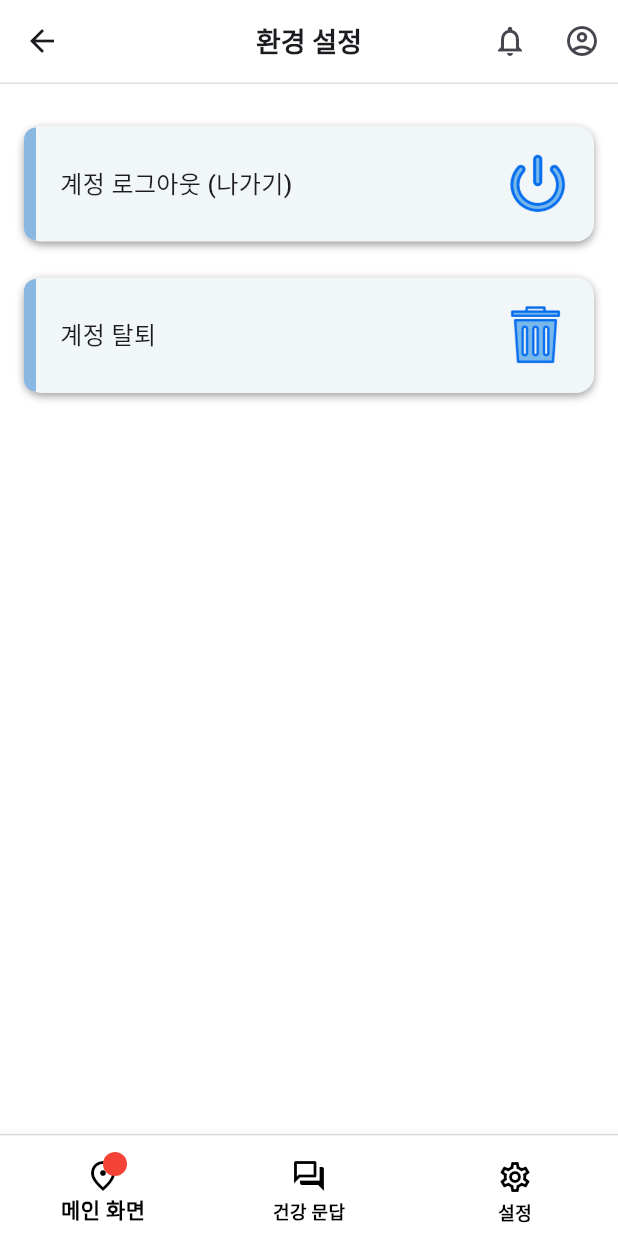
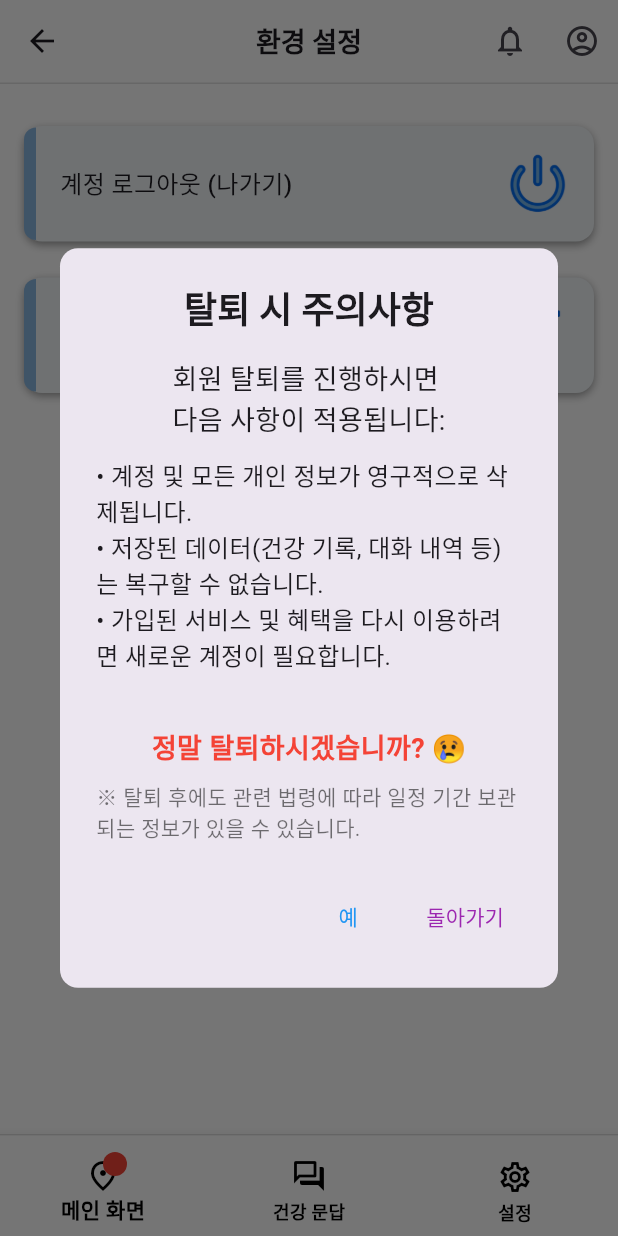
Before and after one commit to CapstonProduct/day_in_bloom_v1, a Flutter app: the LogoutCancelScreen screen opened by its route, after a tap on "계정 탈퇴", on a phone screen of 412 x 824 dp. Run offline on Flutter 3.47's test engine with Material 3 defaults, Android fonts, the phone set to English and light mode, and no system bars; our stand-ins replace flutter_native_splash, go_router, table_calendar, youtube_player_flutter.

Commit message:
Feat: Design account withdraw modal

```diff
--- /dev/null
+++ b/lib/features/authentication/screen/account_withdraw_modal.dart
@@ -0,0 +1,70 @@
+import 'package:flutter/material.dart';
+import 'package:go_router/go_router.dart';
+
+class AccountWithdrawModal extends StatelessWidget {
+  const AccountWithdrawModal({super.key});
+
+  static void show(BuildContext context) {
+    showDialog(
+      context: context,
+      builder: (BuildContext context) {
+        return const AccountWithdrawModal();
+      },
+    );
+  }
+
+  @override
+  Widget build(BuildContext context) {
+    return AlertDialog(
+      shape: RoundedRectangleBorder(borderRadius: BorderRadius.circular(12.0)),
+      title: const Text(
+        '탈퇴 시 주의사항',
+        style: TextStyle(fontWeight: FontWeight.bold),
+        textAlign: TextAlign.center,
+      ),
+      content: const Column(
+        mainAxisSize: MainAxisSize.min,
+        children: [
+          Text(
+            '회원 탈퇴를 진행하시면\n다음 사항이 적용됩니다:',
+            style: TextStyle(fontSize: 18),
+          ),
+          SizedBox(height: 12),
+          Text(
+            '• 계정 및 모든 개인 정보가 영구적으로 삭제됩니다.\n'
+            '• 저장된 데이터(건강 기록, 대화 내역 등)는 복구할 수 없습니다.\n'
+            '• 가입된 서비스 및 혜택을 다시 이용하려면 새로운 계정이 필요합니다.\n',
+            style: TextStyle(fontSize: 16),
+          ),
+          SizedBox(height: 12),
+          Text(
+            '정말 탈퇴하시겠습니까? 😢',
+            style: TextStyle(fontWeight: FontWeight.bold, fontSize: 18, color: Colors.red),
+            textAlign: TextAlign.center,
+          ),
+          SizedBox(height: 8),
+          Text(
+            '※ 탈퇴 후에도 관련 법령에 따라 일정 기간 보관되는 정보가 있을 수 있습니다.',
+            style: TextStyle(fontSize: 14, color: Colors.black54),
+          ),
+        ],
+      ),
+      actions: [
+        TextButton(
+          onPressed: () {
+            // 회원 탈퇴 로직 추가 & 초기 로그인 화면으로 이동 추가
+            Navigator.of(context).pop();
+            // context.go('/homeSetting/logoutAndCancel');
+          },
+          child: const Text('예', style: TextStyle(color: Colors.blue)),
+        ),
+        TextButton(
+          onPressed: () {
+            Navigator.of(context).pop();
+          },
+          child: const Text('돌아가기', style: TextStyle(color: Colors.purple)),
+        ),
+      ],
+    );
+  }
+}
--- a/lib/features/setting/screen/logout_cancel_screen.dart
+++ b/lib/features/setting/screen/logout_cancel_screen.dart
@@ -1,3 +1,4 @@
+import 'package:day_in_bloom_v1/features/authentication/screen/account_withdraw_modal.dart';
 import 'package:day_in_bloom_v1/widgets/app_bar.dart';
 import 'package:flutter/material.dart';
 
@@ -25,7 +26,7 @@ class LogoutCancelScreen extends StatelessWidget {
               title: '계정 탈퇴',
               imagePath: 'assets/setting_icon/trashcan.png',
               onTap: () {
-
+                AccountWithdrawModal.show(context);
               },
             ),
           ],
```
